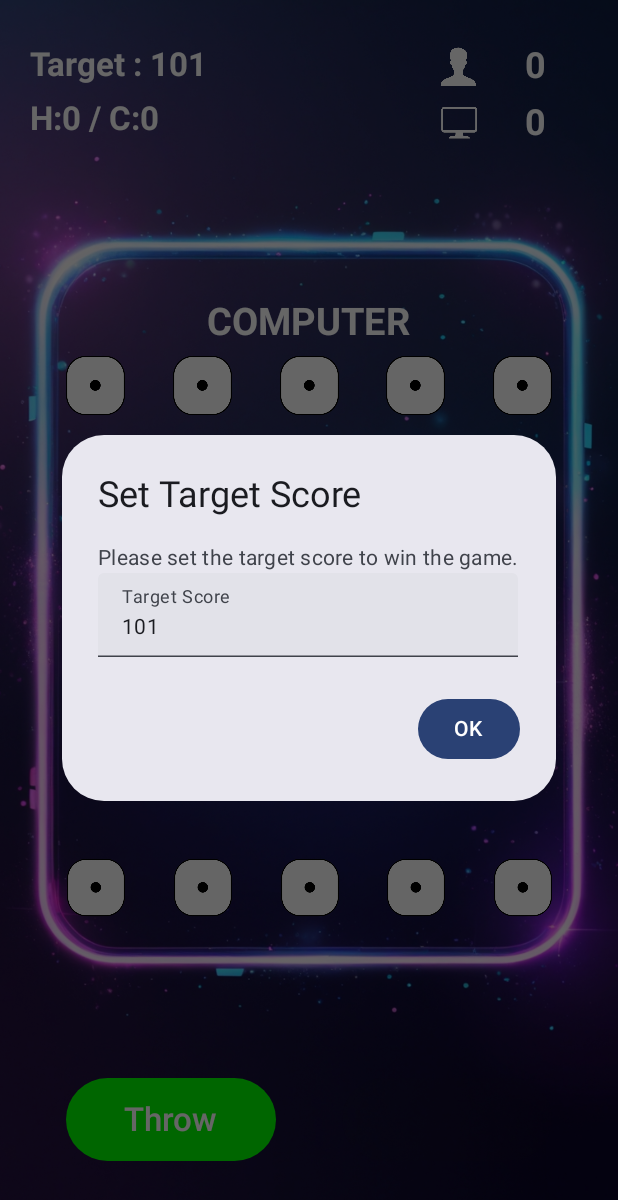
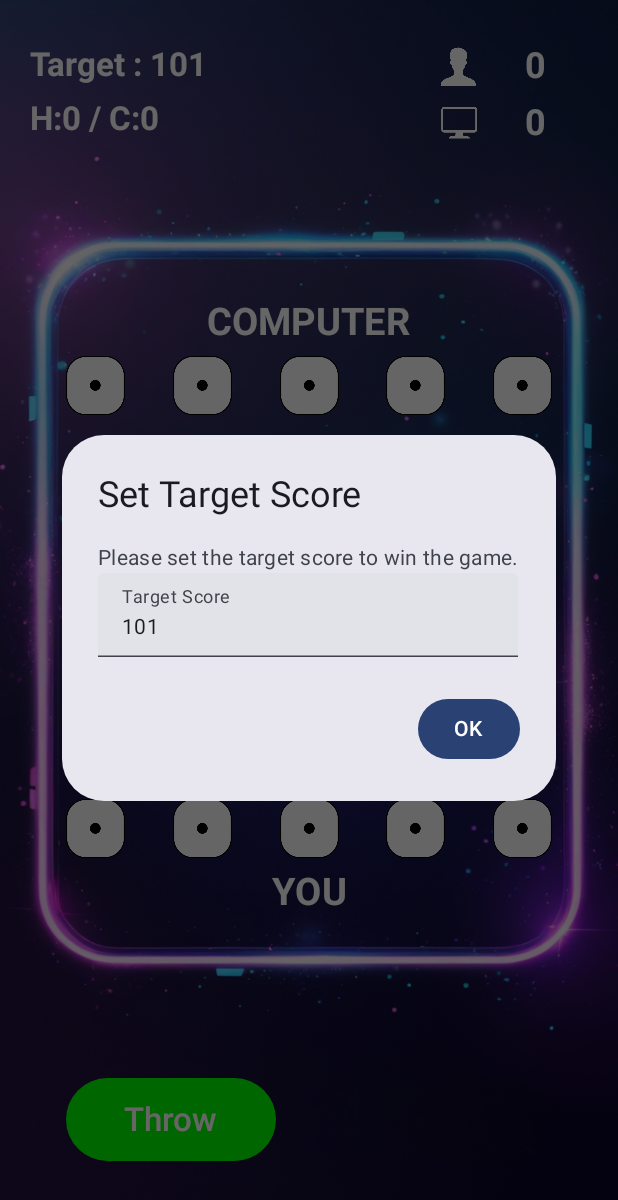
Before and after one commit to pathumWikasitha/Dice_game, an Android app built with Jetpack Compose: the screen it shows after launch (MainActivity), after a tap on "New Game", on a phone screen of 412 x 824 dp. Shown: the top 1200 px of the screen. Run offline under Robolectric (Android 15) with nearby library versions, the phone set to English and light mode, and no system bars.

Commit message:
bug fix - landscape mode abot full text appearing

```diff
--- a/app/src/main/java/com/example/dicenew/MainActivity.kt
+++ b/app/src/main/java/com/example/dicenew/MainActivity.kt
@@ -29,8 +29,10 @@ import androidx.compose.foundation.layout.height
 import androidx.compose.foundation.layout.padding
 import androidx.compose.foundation.layout.size
 import androidx.compose.foundation.layout.width
+import androidx.compose.foundation.rememberScrollState
 import androidx.compose.foundation.shape.RoundedCornerShape
 import androidx.compose.foundation.text.KeyboardOptions
+import androidx.compose.foundation.verticalScroll
 import androidx.compose.material3.AlertDialog
 import androidx.compose.material3.Button
 import androidx.compose.material3.ButtonDefaults
@@ -502,14 +504,14 @@ fun GameScreen(
                         })
                 }
             }
-            Spacer(modifier = Modifier.height(60.dp))
+            Spacer(modifier = Modifier.height(10.dp))
 
             // USER DICE SECTION
             Box(
                 modifier = Modifier
                     .fillMaxWidth()
                     .weight(1f)
-                    .padding(bottom = 100.dp),
+                    .padding(bottom = 60.dp),
                 contentAlignment = Alignment.Center
             ) {
                 Column(horizontalAlignment = Alignment.CenterHorizontally) {
@@ -531,6 +533,7 @@ fun GameScreen(
                     )
                 }
             }
+            Spacer(modifier = Modifier.height(40.dp))
 
             // BUTTON SECTION
             gameButtons()
@@ -753,7 +756,10 @@ fun QuitDialogBox(onQuit: () -> Unit, onContinue: () -> Unit) {
 
 @Composable
 fun AboutDialogBox(onDismiss: () -> Unit) {
-    AlertDialog(onDismissRequest = onDismiss,
+    val scrollState = rememberScrollState() // Add scroll state
+
+    AlertDialog(
+        onDismissRequest = onDismiss,
         confirmButton = {
             TextButton(onClick = onDismiss) {
                 Text("Ok")
@@ -761,17 +767,20 @@ fun AboutDialogBox(onDismiss: () -> Unit) {
         },
         title = { Text("About the Author", fontSize = 22.sp, fontWeight = FontWeight.Bold) },
         text = {
-            Column {
+            Column(modifier = Modifier.verticalScroll(scrollState)) { // Make Column scrollable
                 Text("Name: Pathum Wikasitha", fontSize = 18.sp, fontWeight = FontWeight.Medium)
                 Text("Student ID: w1953264", fontSize = 18.sp, fontWeight = FontWeight.Medium)
                 Spacer(modifier = Modifier.height(10.dp))
                 Text(
-                    text = "I confirm that I understand what plagiarism is and have read and understood " + "the section on Assessment Offences in the Essential Information for Students. " + "The work that I have submitted is entirely my own. Any work from other authors is duly referenced and acknowledged.",
+                    text = "I confirm that I understand what plagiarism is and have read and understood " +
+                            "the section on Assessment Offences in the Essential Information for Students. " +
+                            "The work that I have submitted is entirely my own. Any work from other authors is duly referenced and acknowledged.",
                     fontSize = 16.sp,
                     fontWeight = FontWeight.Normal
                 )
             }
-        })
+        }
+    )
 }
 
 @SuppressLint("ResourceType")
```
